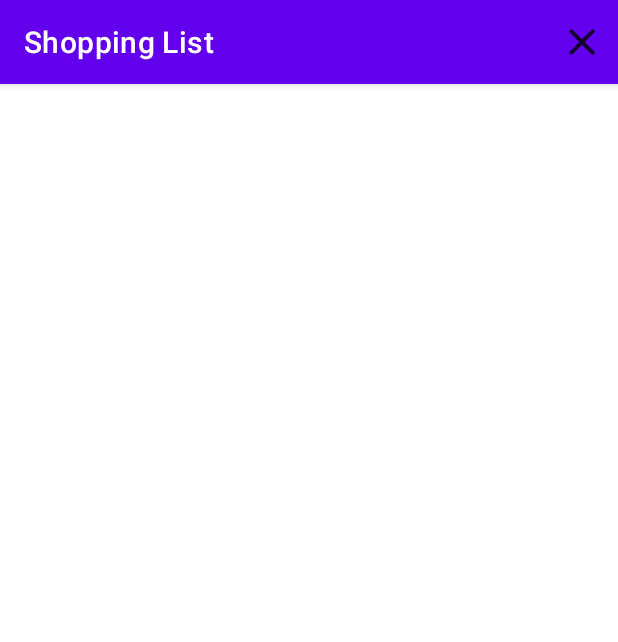
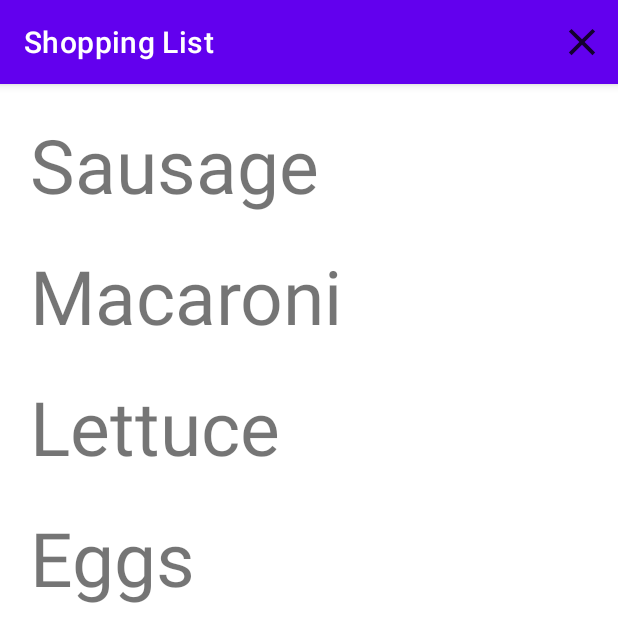
Before and after one commit to fross72/ShoppingList, an Android app: the ActualShoppingList screen opened directly, with no data from a screen before it, after a tap on "Очистить", on a phone screen of 412 x 824 dp. Shown: the top 642 px of the screen. Run offline under Robolectric (Android 15) with nearby library versions, the phone set to English and light mode, and no system bars.

Commit message:
created list prototype

```diff
--- a/app/src/main/java/com/example/shoppinglist/ActualShoppingList.java
+++ b/app/src/main/java/com/example/shoppinglist/ActualShoppingList.java
@@ -1,17 +1,39 @@
 package com.example.shoppinglist;
 
+import androidx.annotation.NonNull;
 import androidx.appcompat.app.AppCompatActivity;
+import androidx.recyclerview.widget.LinearLayoutManager;
+import androidx.recyclerview.widget.RecyclerView;
 
 import android.os.Bundle;
 import android.view.Menu;
 import android.view.MenuInflater;
+import android.view.MenuItem;
+
+import java.util.ArrayList;
 
 public class ActualShoppingList extends AppCompatActivity {
+
+    private RecyclerView goodsRecView;
 
     @Override
     protected void onCreate(Bundle savedInstanceState) {
         super.onCreate(savedInstanceState);
         setContentView(R.layout.activity_actual_shopping_list);
+
+        goodsRecView = findViewById(R.id.goodsRecView);
+
+        ArrayList<Good> goods = new ArrayList<>();
+        goods.add(new Good("Sausage"));
+        goods.add(new Good("Macaroni"));
+        goods.add(new Good("Lettuce"));
+        goods.add(new Good("Eggs"));
+
+        GoodsListRecViewAdapter adapter = new GoodsListRecViewAdapter();
+        adapter.setGoods(goods);
+
+        goodsRecView.setAdapter(adapter);
+        goodsRecView.setLayoutManager(new LinearLayoutManager(this));
     }
 
     @Override
@@ -20,4 +42,15 @@ public class ActualShoppingList extends AppCompatActivity {
         inflater.inflate(R.menu.clear,menu);
         return true;
     }
+
+    @Override
+    public boolean onOptionsItemSelected(@NonNull MenuItem item) {
+        switch(item.getItemId()){
+            case R.id.clear:
+                //TODO Add clearing code
+                return true;
+            default:
+                return super.onOptionsItemSelected(item);
+        }
+    }
 }
--- /dev/null
+++ b/app/src/main/java/com/example/shoppinglist/Good.java
@@ -0,0 +1,24 @@
+package com.example.shoppinglist;
+
+public class Good {
+    private String name;
+
+    public Good(String name) {
+        this.name = name;
+    }
+
+    public String getName() {
+        return name;
+    }
+
+    public void setName(String name) {
+        this.name = name;
+    }
+
+    @Override
+    public String toString() {
+        return "Good{" +
+                "name='" + name + '\'' +
+                '}';
+    }
+}
--- /dev/null
+++ b/app/src/main/java/com/example/shoppinglist/GoodsListRecViewAdapter.java
@@ -0,0 +1,52 @@
+package com.example.shoppinglist;
+
+import android.view.LayoutInflater;
+import android.view.View;
+import android.view.ViewGroup;
+import android.widget.TextView;
+
+import androidx.annotation.NonNull;
+import androidx.recyclerview.widget.RecyclerView;
+
+import java.util.ArrayList;
+
+public class GoodsListRecViewAdapter extends RecyclerView.Adapter<GoodsListRecViewAdapter.ViewHolder> {
+
+    private ArrayList<Good> goods = new ArrayList<>();
+    public GoodsListRecViewAdapter() {
+
+    }
+
+    @NonNull
+    @Override
+    public ViewHolder onCreateViewHolder(@NonNull ViewGroup parent, int viewType) {
+        View view = LayoutInflater.from(parent.getContext()).inflate(R.layout.goods_list, parent, false);
+        ViewHolder holder = new ViewHolder(view);
+        return holder;
+    }
+
+    @Override
+    public void onBindViewHolder(@NonNull ViewHolder holder, int position) {
+        holder.goodsName.setText(goods.get(position).getName());
+    }
+
+    @Override
+    public int getItemCount() {
+        return goods.size();
+    }
+
+    public void setGoods(ArrayList<Good> goods) {
+        this.goods = goods;
+        notifyDataSetChanged();
+    }
+
+    public class ViewHolder extends RecyclerView.ViewHolder{
+
+        private TextView goodsName;
+
+        public ViewHolder(@NonNull View itemView) {
+            super(itemView);
+            goodsName=itemView.findViewById(R.id.goods_name);
+        }
+    }
+}
--- a/app/src/main/res/layout/activity_actual_shopping_list.xml
+++ b/app/src/main/res/layout/activity_actual_shopping_list.xml
@@ -1,9 +1,15 @@
 <?xml version="1.0" encoding="utf-8"?>
-<androidx.constraintlayout.widget.ConstraintLayout xmlns:android="http://schemas.android.com/apk/res/android"
+<RelativeLayout xmlns:android="http://schemas.android.com/apk/res/android"
     xmlns:app="http://schemas.android.com/apk/res-auto"
     xmlns:tools="http://schemas.android.com/tools"
+    android:id="@+id/goodsList"
     android:layout_width="match_parent"
     android:layout_height="match_parent"
+   android:padding="10dp"
     tools:context=".ActualShoppingList">
 
-</androidx.constraintlayout.widget.ConstraintLayout>
+    <androidx.recyclerview.widget.RecyclerView
+        android:layout_width="match_parent"
+        android:layout_height="match_parent"
+        android:id="@+id/goodsRecView"/>
+</RelativeLayout>
--- /dev/null
+++ b/app/src/main/res/layout/goods_list.xml
@@ -0,0 +1,16 @@
+<?xml version="1.0" encoding="utf-8"?>
+<RelativeLayout xmlns:android="http://schemas.android.com/apk/res/android"
+    android:layout_width="match_parent"
+    android:layout_height="wrap_content"
+    android:padding="10dp"
+    android:id="@+id/goods_list_id">
+
+    <TextView
+        android:layout_width="wrap_content"
+        android:layout_height="wrap_content"
+        android:text="@string/goods_name"
+        android:id="@+id/goods_name"
+        android:textSize="50dp">
+    </TextView>
+
+</RelativeLayout>
--- a/app/src/main/res/values/strings.xml
+++ b/app/src/main/res/values/strings.xml
@@ -3,4 +3,5 @@
     <string name="front_page">Список покупок</string>
     <string name="front_button">Поехали</string>
     <string name="clear">Очистить</string>
+    <string name="goods_name">Товар</string>
 </resources>
```
